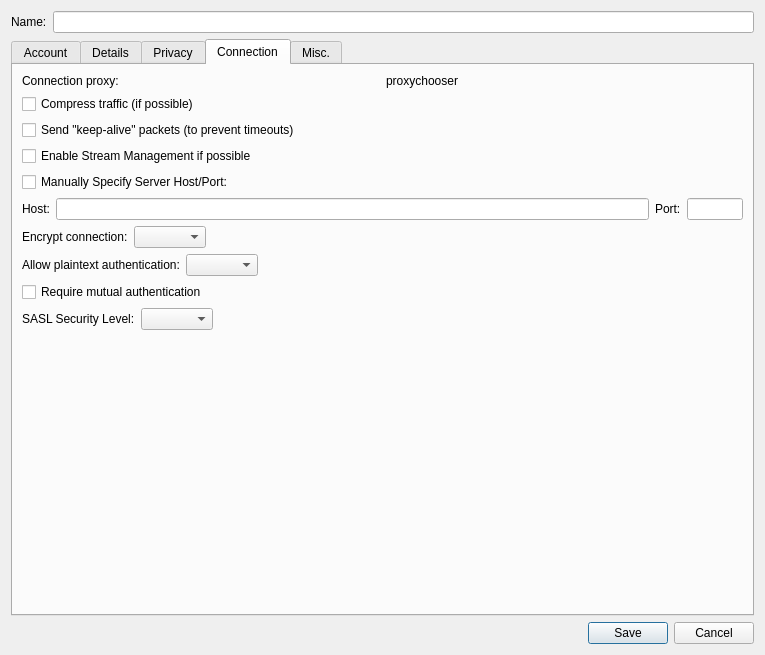
The window that src/accountmodify.ui (psi-im/psi) describes before a commit, drawn with Qt 5.
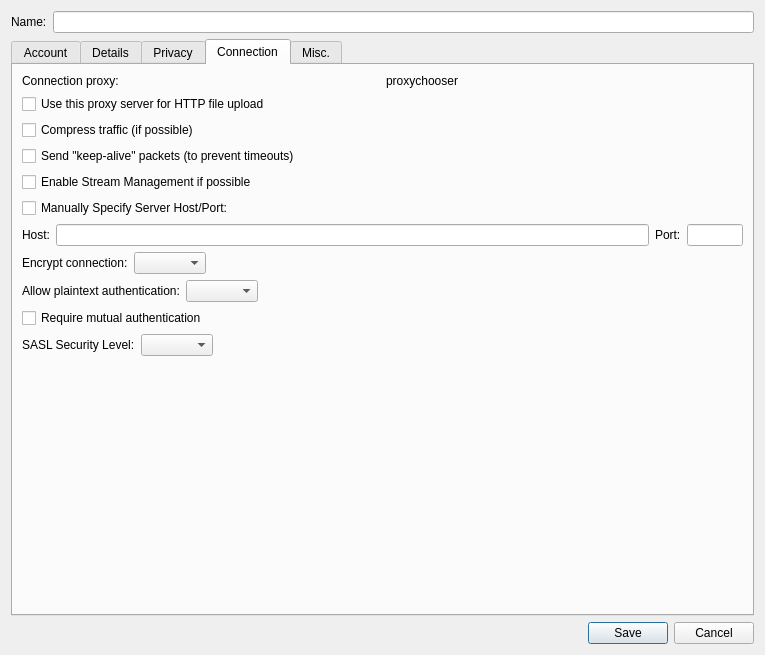
The same window after the commit. The open tabs and pages were chosen to show the change.

Commit message: Issue 666: make it possible to use xmll proxy for http upload

Patch:
```diff
--- a/src/accountmodify.ui
+++ b/src/accountmodify.ui
@@ -628,6 +628,13 @@
          </item>
         </layout>
        </item>
+       <item>
+        <widget class="QCheckBox" name="ck_useProxyForUpload">
+         <property name="text">
+          <string>Use this proxy server for HTTP file upload</string>
+         </property>
+        </widget>
+       </item>
        <item>
         <widget class="QCheckBox" name="ck_compress">
          <property name="text">
```
Left out of the diff: 13 changed lines with no effect on the pictures. The commit also changes 4 other files.
